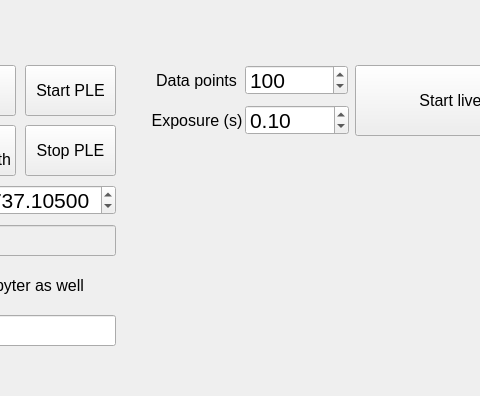
Before: the Qt Designer form src/Confocal_GUI/gui/PLE.ui in QuantumshWu/Confocal-GUI, drawn with Qt 5; both pictures show x 495 to 975 and y 445 to 841 of the 1272 by 841 pixel window.
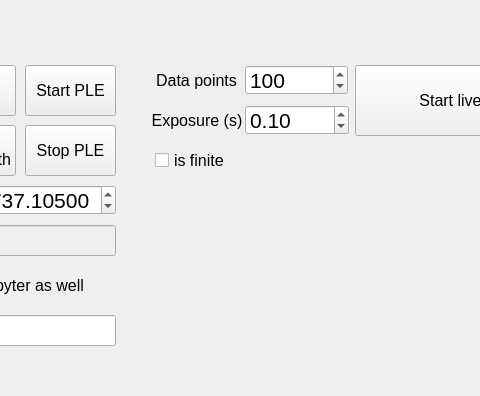
After: the same form once the commit is applied.

The edit to the form file:
```diff
--- a/src/Confocal_GUI/gui/PLE.ui
+++ b/src/Confocal_GUI/gui/PLE.ui
@@ -1067,6 +1067,25 @@
      </font>
     </property>
    </widget>
+   <widget class="QCheckBox" name="checkBox_is_finite">
+    <property name="geometry">
+     <rect>
+      <x>650</x>
+      <y>590</y>
+      <width>171</width>
+      <height>31</height>
+     </rect>
+    </property>
+    <property name="font">
+     <font>
+      <family>Arial</family>
+      <pointsize>12</pointsize>
+     </font>
+    </property>
+    <property name="text">
+     <string>is finite</string>
+    </property>
+   </widget>
   </widget>
   <widget class="QMenuBar" name="menubar">
    <property name="geometry">
```
